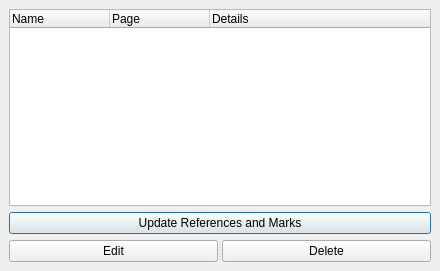
Qt form scribus/ui/marksmanager.ui (appajid/scribus) before a commit.
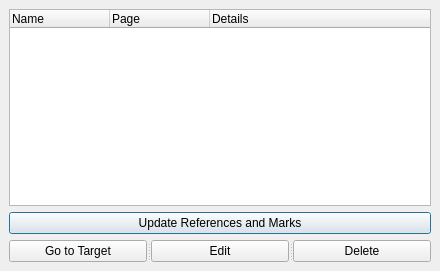
The same form after that commit.

Patch:
```diff
--- a/scribus/ui/marksmanager.ui
+++ b/scribus/ui/marksmanager.ui
@@ -59,6 +59,11 @@
      <property name="orientation">
       <enum>Qt::Horizontal</enum>
      </property>
+     <widget class="QPushButton" name="GoToButton">
+      <property name="text">
+       <string>Go to Target</string>
+      </property>
+     </widget>
      <widget class="QPushButton" name="EditButton">
       <property name="text">
        <string>Edit</string>
```
